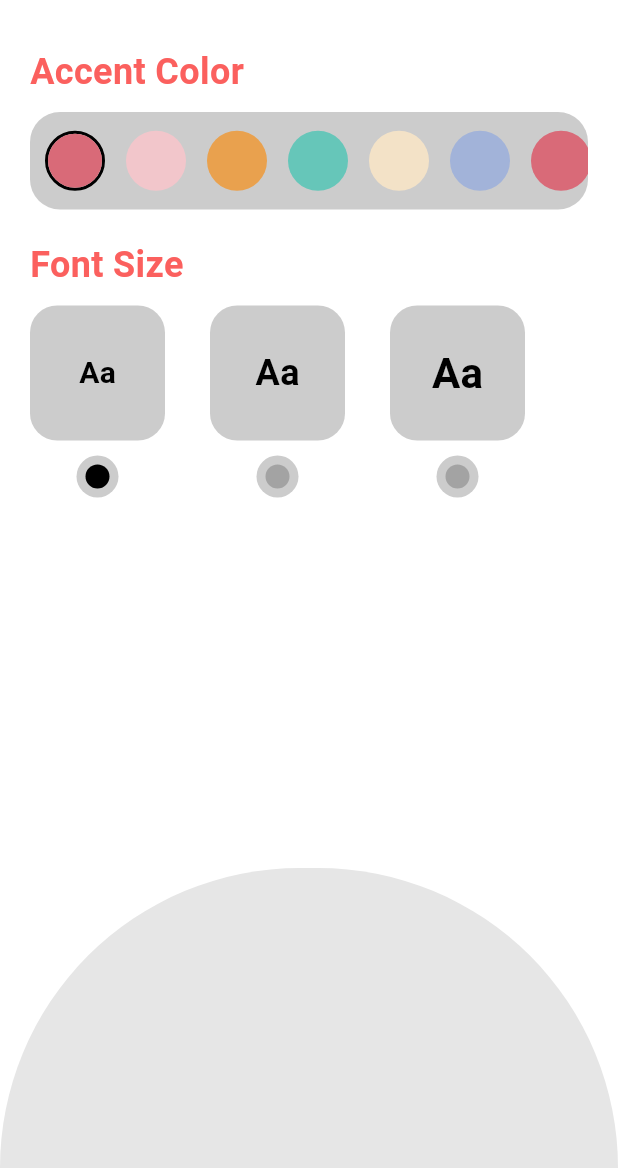
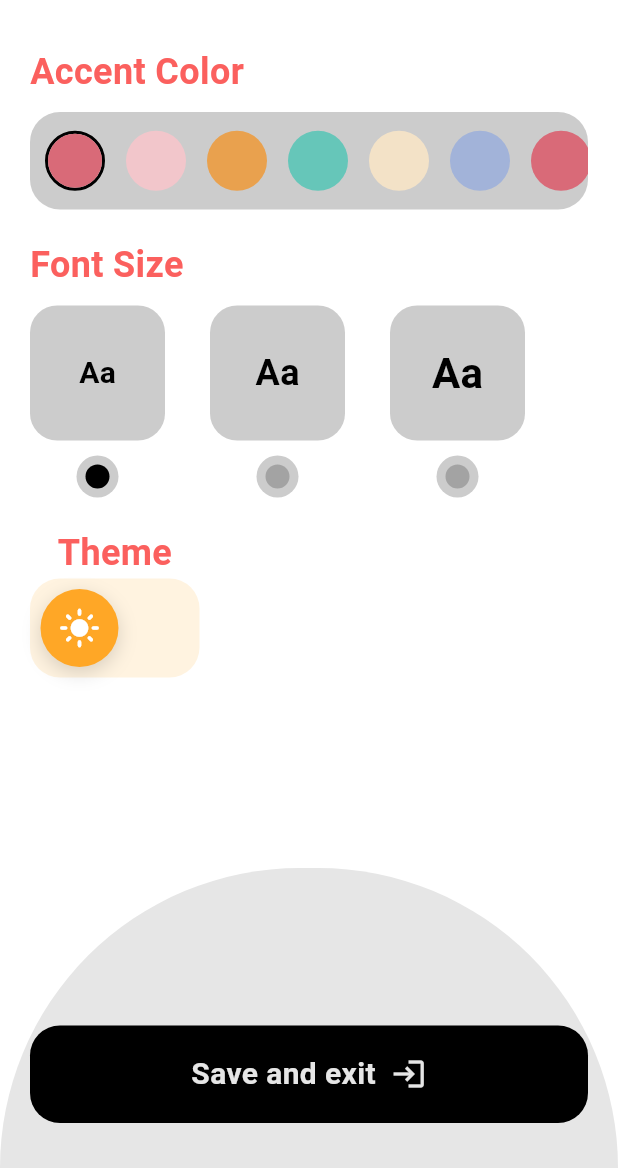
Before and after one commit to leeerrrrmmm/MindMap, a Flutter app: the AppearanceScreen screen opened directly, on a phone screen of 412 x 824 dp, the part 68-1236 px from its top. Run offline on Flutter 3.47's test engine with Material 3 defaults, Android fonts, the phone set to English and light mode, and no system bars; our stand-ins replace font_awesome_flutter.

Commit message:
Feat: Theme Switcher Were Added

```diff
--- a/lib/features/appearance/presentation/appearance_screen.dart
+++ b/lib/features/appearance/presentation/appearance_screen.dart
@@ -1,5 +1,6 @@
 import 'package:flutter/material.dart';
 import 'package:mind_map/features/appearance/widgets/appearance_selector_widget.dart';
+import 'package:mind_map/features/appearance/widgets/custom_theme_switcher_widget.dart';
 import 'package:mind_map/features/appearance/widgets/size_selector_widget.dart';
 
 enum AppearanceTheme {
@@ -34,6 +35,7 @@ class AppearanceScreen extends StatefulWidget {
 class _AppearanceScreenState extends State<AppearanceScreen> {
   AppearanceTheme selectedAppearanceTheme = AppearanceTheme.one;
   FontSize selectedFontSize = FontSize.defaultSize;
+  bool _isDark = false;
 
   @override
   Widget build(BuildContext context) {
@@ -50,11 +52,10 @@ class _AppearanceScreenState extends State<AppearanceScreen> {
       body: Stack(
         children: [
           SafeArea(
-            child: Padding(
-              padding: const EdgeInsets.all(20.0),
+            child: SingleChildScrollView(
+              padding: const EdgeInsets.all(20),
               child: Column(
                 crossAxisAlignment: CrossAxisAlignment.start,
-                spacing: 20,
                 children: [
                   AppearanceSelectorWidget(
                     selectedAppearanceTheme: selectedAppearanceTheme,
@@ -64,6 +65,9 @@ class _AppearanceScreenState extends State<AppearanceScreen> {
                       });
                     },
                   ),
+
+                  const SizedBox(height: 20),
+
                   _FontSizeSelector(
                     selectedFontSize: selectedFontSize,
                     onSelect: (size) {
@@ -72,20 +76,179 @@ class _AppearanceScreenState extends State<AppearanceScreen> {
                       });
                     },
                   ),
+
+                  const SizedBox(height: 20),
+
+                  _CustomThemeDragWisget(
+                    isDark: _isDark,
+                    onChanged: (newValue) {
+                      setState(() {
+                        _isDark = newValue;
+                      });
+                    },
+                  ),
                 ],
               ),
             ),
           ),
-          _BottomCircle(),
+          _SaveAndExitButton(
+            onTap: () {
+              //!TODO: Implement save and exit functionality
+            },
+          ),
+          const _BottomCircle(),
         ],
       ),
     );
   }
 }
 
+class _SaveAndExitButton extends StatelessWidget {
+  final VoidCallback onTap;
+  const _SaveAndExitButton({required this.onTap});
+
+  @override
+  Widget build(BuildContext context) {
+    return Align(
+      alignment: Alignment.bottomCenter,
+      child: GestureDetector(
+        onTap: onTap,
+        child: Container(
+          margin: const EdgeInsets.only(bottom: 30, left: 20, right: 20),
+          height: 65,
+          width: double.infinity,
+          decoration: BoxDecoration(
+            color: Theme.of(context).colorScheme.secondary,
+            borderRadius: BorderRadius.circular(20),
+          ),
+          child: Row(
+            mainAxisAlignment: MainAxisAlignment.center,
+            spacing: 10,
+            children: [
+              Text(
+                'Save and exit',
+                style: TextStyle(
+                  fontSize: 20,
+                  fontWeight: FontWeight.bold,
+                  color: Theme.of(context).primaryColor,
+                ),
+              ),
+              Icon(Icons.login_outlined, color: Theme.of(context).primaryColor),
+            ],
+          ),
+        ),
+      ),
+    );
+  }
+}
+
+class _CustomThemeDragWisget extends StatefulWidget {
+  final bool isDark;
+  final ValueChanged<bool> onChanged;
+
+  const _CustomThemeDragWisget({required this.isDark, required this.onChanged});
+
+  @override
+  State<_CustomThemeDragWisget> createState() => _CustomThemeDragWisgetState();
+}
+
+class _CustomThemeDragWisgetState extends State<_CustomThemeDragWisget>
+    with SingleTickerProviderStateMixin {
+  late bool _isDark;
+  double _dragX = 0;
+  late AnimationController _rotationController;
+
+  final double containerWidth = 113;
+  final double containerHeight = 66;
+  final double thumbSize = 52;
+
+  bool _initialized = false;
+
+  double get _padding => _isDark ? 7 : 7;
+
+  double get _maxDrag => containerWidth - containerHeight - (_padding * 0.5);
+
+  @override
+  void initState() {
+    super.initState();
+
+    _rotationController = AnimationController(
+      vsync: this,
+      duration: const Duration(milliseconds: 300),
+    );
+  }
+
+  @override
+  void didChangeDependencies() {
+    super.didChangeDependencies();
+
+    if (_initialized) return;
+
+    _isDark = Theme.of(context).brightness == Brightness.dark;
+    _dragX = _isDark ? _maxDrag : 0;
+
+    _initialized = true;
+  }
+
+  void _onDragUpdate(DragUpdateDetails details) {
+    setState(() {
+      _dragX = (_dragX + details.delta.dx).clamp(0, _maxDrag);
+    });
+
+    _rotationController.forward(from: 0);
+  }
+
+  void _onDragEnd(DragEndDetails details) {
+    final bool newValue = _dragX > _maxDrag * 0.5;
+
+    setState(() {
+      _isDark = newValue;
+      _dragX = newValue ? _maxDrag : 0;
+      _rotationController.reverse(from: 1);
+    });
+
+    widget.onChanged(newValue);
+  }
+
+  @override
+  Widget build(BuildContext context) {
+    return Column(
+      children: [
+        Text(
+          'Theme',
+          style: TextStyle(
+            fontSize: 24,
+            fontWeight: FontWeight.bold,
+            color: Theme.of(context).scaffoldBackgroundColor,
+          ),
+        ),
+
+        CustomThemeSwitcherWidget(
+          dragX: _dragX,
+          maxDrag: _maxDrag,
+          switchWidth: containerWidth,
+          switchHeight: containerHeight,
+          padding: _padding,
+          thumbSize: thumbSize,
+          rotationController: _rotationController,
+          onDragUpdate: _onDragUpdate,
+          onDragEnd: _onDragEnd,
+        ),
+      ],
+    );
+  }
+
+  @override
+  void dispose() {
+    _rotationController.dispose();
+    super.dispose();
+  }
+}
+
 class _FontSizeSelector extends StatelessWidget {
   final FontSize selectedFontSize;
   final ValueChanged<FontSize> onSelect;
+
   const _FontSizeSelector({
     required this.selectedFontSize,
     required this.onSelect,
@@ -95,7 +258,6 @@ class _FontSizeSelector extends StatelessWidget {
   Widget build(BuildContext context) {
     return Column(
       crossAxisAlignment: CrossAxisAlignment.start,
-      spacing: 10,
       children: [
         Text(
           'Font Size',
@@ -105,24 +267,23 @@ class _FontSizeSelector extends StatelessWidget {
             color: Theme.of(context).scaffoldBackgroundColor,
           ),
         ),
+
+        const SizedBox(height: 10),
+
         SingleChildScrollView(
           scrollDirection: Axis.horizontal,
-          child: Column(
-            children: [
-              Row(
-                spacing: 20,
-                children: [
-                  ...List.generate(
+          child: Row(
+            children: List.generate(
               3,
-                    (index) => SizeSelectorWidget(
+              (index) => Padding(
+                padding: const EdgeInsets.only(right: 20),
+                child: SizeSelectorWidget(
                   fontSize: FontSize.values[index],
                   onSelect: onSelect,
                   selectedFontSize: selectedFontSize,
                 ),
               ),
-                ],
             ),
-            ],
           ),
         ),
       ],
@@ -141,10 +302,10 @@ class _BottomCircle extends StatelessWidget {
         height: 200,
         width: double.infinity,
         decoration: BoxDecoration(
-          color: Color(0xFF000000).withValues(alpha: 0.1),
-          borderRadius: BorderRadius.only(
+          color: Colors.black.withValues(alpha: 0.1),
+          borderRadius: const BorderRadius.only(
+            topLeft: Radius.circular(200),
             topRight: Radius.circular(200),
-            topLeft: Radius.circular(200),
           ),
         ),
       ),
--- /dev/null
+++ b/lib/features/appearance/widgets/custom_theme_switcher_widget.dart
@@ -0,0 +1,115 @@
+import 'package:flutter/material.dart';
+
+class CustomThemeSwitcherWidget extends StatelessWidget {
+  final double dragX;
+  final double maxDrag;
+  final double switchWidth;
+  final double switchHeight;
+  final double padding;
+  final double thumbSize;
+  final AnimationController rotationController;
+  final Function(DragUpdateDetails) onDragUpdate;
+  final Function(DragEndDetails) onDragEnd;
+  const CustomThemeSwitcherWidget({
+    super.key,
+    required this.dragX,
+    required this.maxDrag,
+    required this.switchWidth,
+    required this.switchHeight,
+    required this.padding,
+    required this.thumbSize,
+    required this.rotationController,
+    required this.onDragUpdate,
+    required this.onDragEnd,
+  });
+
+  @override
+  Widget build(BuildContext context) {
+    final progress = (dragX / maxDrag).clamp(0.0, 1.0);
+
+    final thumbColor = Color.lerp(
+      const Color(0xFFFFA726),
+      const Color(0xFF37474F),
+      progress,
+    )!;
+
+    final backgroundColor = Color.lerp(
+      const Color(0xFFFFF3E0),
+      const Color(0xFF1E1E1E),
+      progress,
+    )!;
+
+    final icon = progress < 0.5
+        ? Icons.light_mode_rounded
+        : Icons.dark_mode_rounded;
+    return Container(
+      width: switchWidth,
+      height: switchHeight,
+      padding: EdgeInsets.all(padding),
+      decoration: BoxDecoration(
+        color: backgroundColor,
+        borderRadius: BorderRadius.circular(20),
+      ),
+
+      child: Stack(
+        children: [
+          AnimatedPositioned(
+            duration: const Duration(milliseconds: 250),
+            curve: Curves.easeOut,
+            left: dragX,
+            top: 0,
+
+            child: GestureDetector(
+              onHorizontalDragUpdate: onDragUpdate,
+              onHorizontalDragEnd: onDragEnd,
+
+              child: RotationTransition(
+                turns: Tween<double>(begin: 0, end: 1).animate(
+                  CurvedAnimation(
+                    parent: rotationController,
+                    curve: Curves.easeInOut,
+                  ),
+                ),
+
+                child: AnimatedContainer(
+                  duration: const Duration(milliseconds: 300),
+                  curve: Curves.easeInOut,
+                  width: thumbSize,
+                  height: thumbSize,
+                  decoration: BoxDecoration(
+                    color: thumbColor,
+                    shape: BoxShape.circle,
+                    boxShadow: [
+                      BoxShadow(
+                        color: Colors.black.withValues(alpha: 0.15),
+                        blurRadius: 10,
+                        offset: const Offset(0, 4),
+                      ),
+                    ],
+                  ),
+
+                  child: AnimatedSwitcher(
+                    duration: const Duration(milliseconds: 250),
+                    transitionBuilder: (child, animation) {
+                      return RotationTransition(
+                        turns: animation,
+                        child: FadeTransition(opacity: animation, child: child),
+                      );
+                    },
+
+                    child: Icon(
+                      icon,
+                      key: ValueKey(icon),
+                      color: Colors.white,
+                      size: 28,
+                    ),
+                  ),
+                ),
+              ),
+            ),
+          ),
+        ],
+      ),
+    );
+  }
+}
```
Lines whose indentation alone changed are shown as unchanged.
